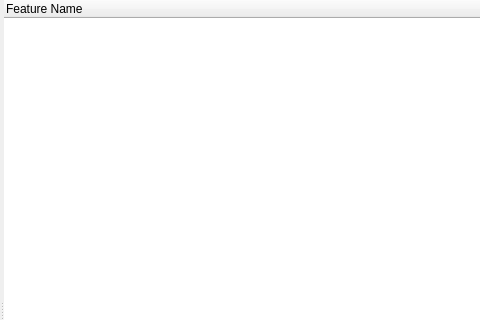
Qt form Include/imtlicgui/CFeaturePackageGuiComp.ui (ImagingTools/ImtCore) before a commit; both pictures show x 0 to 480 and y 0 to 320 of the 949 by 620 pixel window.
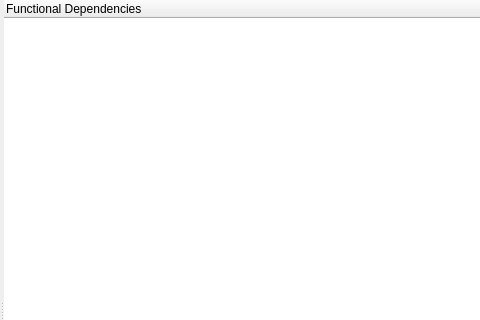
The same form after that commit.

Commit message: Remove dependencies from feature editor

Patch:
```diff
--- a/Include/imtlicgui/CFeaturePackageGuiComp.ui
+++ b/Include/imtlicgui/CFeaturePackageGuiComp.ui
@@ -84,7 +84,7 @@
       </property>
       <column>
        <property name="text">
-        <string>Feature Name</string>
+        <string>Functional Dependencies</string>
        </property>
       </column>
      </widget>
```
The commit also changes 3 other files.
